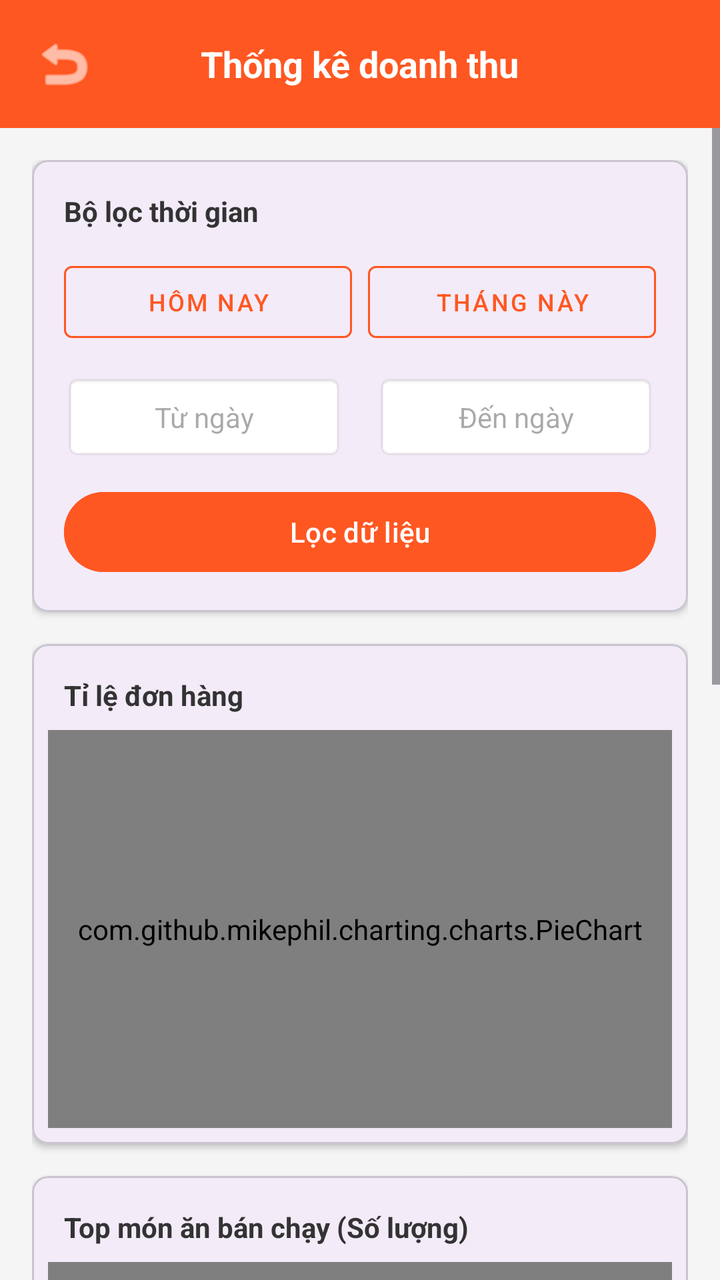
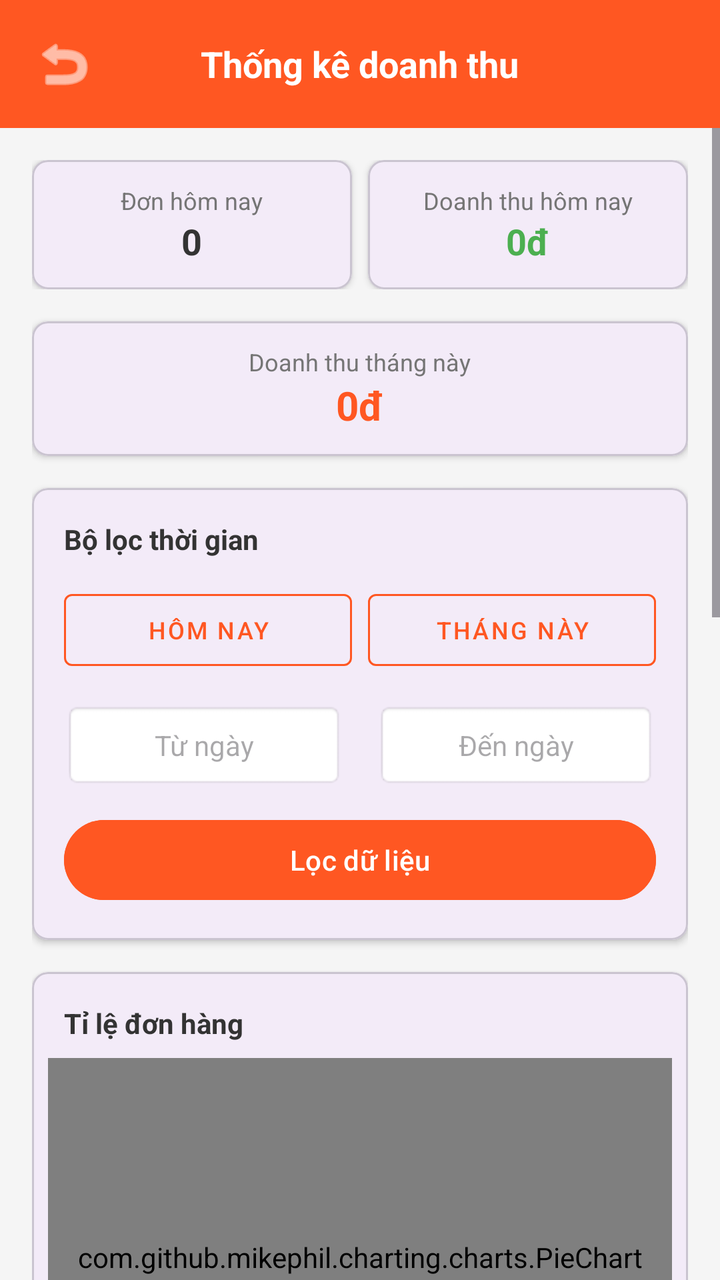

Two renders of the same Android screen: before a commit and after it. Below are the layout's source before the change and the commit's diff.
<!-- AndroidManifest.xml: application theme Theme.LangFood -->
<!-- res/layout/activity_shop_revenue.xml -->
<?xml version="1.0" encoding="utf-8"?>
<LinearLayout xmlns:android="http://schemas.android.com/apk/res/android"
    xmlns:app="http://schemas.android.com/apk/res-auto"
    android:layout_width="match_parent"
    android:layout_height="match_parent"
    android:background="#F5F5F5"
    android:orientation="vertical">

    
    <RelativeLayout
        android:layout_width="match_parent"
        android:layout_height="?attr/actionBarSize"
        android:background="#FF5722"
        android:paddingHorizontal="16dp">

        <ImageView
            android:id="@+id/btnBack"
            android:layout_width="32dp"
            android:layout_height="32dp"
            android:layout_centerVertical="true"
            android:src="@android:drawable/ic_menu_revert"
            app:tint="@color/white" />

        <TextView
            android:layout_width="wrap_content"
            android:layout_height="wrap_content"
            android:layout_centerInParent="true"
            android:text="Thống kê doanh thu"
            android:textColor="@color/white"
            android:textSize="18sp"
            android:textStyle="bold" />
    </RelativeLayout>

    <ScrollView
        android:layout_width="match_parent"
        android:layout_height="match_parent">

        <LinearLayout
            android:layout_width="match_parent"
            android:layout_height="wrap_content"
            android:orientation="vertical"
            android:padding="16dp">

            
            <com.google.android.material.card.MaterialCardView
                android:layout_width="match_parent"
                android:layout_height="wrap_content"
                android:layout_marginBottom="16dp"
                app:cardCornerRadius="8dp"
                app:cardElevation="2dp">
                <LinearLayout
                    android:layout_width="match_parent"
                    android:layout_height="wrap_content"
                    android:orientation="vertical"
                    android:padding="16dp">
                    <TextView
                        android:layout_width="wrap_content"
                        android:layout_height="wrap_content"
                        android:text="Bộ lọc thời gian"
                        android:textStyle="bold"
                        android:textColor="#333333"
                        android:layout_marginBottom="12dp"/>

                    
                    <LinearLayout
                        android:layout_width="match_parent"
                        android:layout_height="wrap_content"
                        android:orientation="horizontal"
                        android:layout_marginBottom="12dp">
                        <Button
                            android:id="@+id/btnTodayQuick"
                            style="@style/Widget.MaterialComponents.Button.OutlinedButton"
                            android:layout_width="0dp"
                            android:layout_height="wrap_content"
                            android:layout_weight="1"
                            android:text="Hôm nay"
                            android:textSize="12sp"
                            android:padding="0dp"
                            app:strokeColor="#FF5722"
                            android:textColor="#FF5722"/>
                        <View
                            android:layout_width="8dp"
                            android:layout_height="1dp"/>
                        <Button
                            android:id="@+id/btnMonthQuick"
                            style="@style/Widget.MaterialComponents.Button.OutlinedButton"
                            android:layout_width="0dp"
                            android:layout_height="wrap_content"
                            android:layout_weight="1"
                            android:text="Tháng này"
                            android:textSize="12sp"
                            android:padding="0dp"
                            app:strokeColor="#FF5722"
                            android:textColor="#FF5722"/>
                    </LinearLayout>

                    <LinearLayout
                        android:layout_width="match_parent"
                        android:layout_height="wrap_content"
                        android:orientation="horizontal">
                        <TextView
                            android:id="@+id/tvStartDate"
                            android:layout_width="0dp"
                            android:layout_height="wrap_content"
                            android:layout_weight="1"
                            android:background="@android:drawable/editbox_background"
                            android:hint="Từ ngày"
                            android:padding="12dp"
                            android:gravity="center"
                            android:clickable="true"
                            android:focusable="true"/>
                        <View
                            android:layout_width="16dp"
                            android:layout_height="1dp"/>
                        <TextView
                            android:id="@+id/tvEndDate"
                            android:layout_width="0dp"
                            android:layout_height="wrap_content"
                            android:layout_weight="1"
                            android:background="@android:drawable/editbox_background"
                            android:hint="Đến ngày"
                            android:padding="12dp"
                            android:gravity="center"
                            android:clickable="true"
                            android:focusable="true"/>
                    </LinearLayout>
                    <Button
                        android:id="@+id/btnFilter"
                        android:layout_width="match_parent"
                        android:layout_height="wrap_content"
                        android:text="Lọc dữ liệu"
                        android:layout_marginTop="12dp"
                        android:backgroundTint="#FF5722"/>
                </LinearLayout>
            </com.google.android.material.card.MaterialCardView>

            
            <com.google.android.material.card.MaterialCardView
                android:layout_width="match_parent"
                android:layout_height="250dp"
                android:layout_marginBottom="16dp"
                app:cardCornerRadius="8dp"
                app:cardElevation="2dp">
                <LinearLayout
                    android:layout_width="match_parent"
                    android:layout_height="match_parent"
                    android:orientation="vertical"
                    android:padding="8dp">
                    <TextView
                        android:layout_width="wrap_content"
                        android:layout_height="wrap_content"
                        android:text="Tỉ lệ đơn hàng"
                        android:textStyle="bold"
                        android:textColor="#333333"
                        android:layout_margin="8dp"/>
                    <com.github.mikephil.charting.charts.PieChart
                        android:id="@+id/pieChart"
                        android:layout_width="match_parent"
                        android:layout_height="match_parent" />
                </LinearLayout>
            </com.google.android.material.card.MaterialCardView>

            
            <com.google.android.material.card.MaterialCardView
                android:layout_width="match_parent"
                android:layout_height="350dp"
                android:layout_marginBottom="16dp"
                app:cardCornerRadius="8dp"
                app:cardElevation="2dp">
                <LinearLayout
                    android:layout_width="match_parent"
                    android:layout_height="match_parent"
                    android:orientation="vertical"
                    android:padding="8dp">
                    <TextView
                        android:layout_width="wrap_content"
                        android:layout_height="wrap_content"
                        android:text="Top món ăn bán chạy (Số lượng)"
                        android:textStyle="bold"
                        android:textColor="#333333"
                        android:layout_margin="8dp"/>
                    <com.github.mikephil.charting.charts.HorizontalBarChart
                        android:id="@+id/barChart"
                        android:layout_width="match_parent"
                        android:layout_height="match_parent" />
                </LinearLayout>
            </com.google.android.material.card.MaterialCardView>

            
            <TextView
                android:layout_width="wrap_content"
                android:layout_height="wrap_content"
                android:text="CHI TIẾT THEO BỘ LỌC"
                android:textColor="#757575"
                android:textSize="12sp"
                android:textStyle="bold"
                android:layout_marginBottom="8dp"/>

            <com.google.android.material.card.MaterialCardView
                android:layout_width="match_parent"
                android:layout_height="wrap_content"
                app:cardCornerRadius="8dp"
                app:cardElevation="2dp">
                <LinearLayout
                    android:layout_width="match_parent"
                    android:layout_height="wrap_content"
                    android:orientation="vertical"
                    android:padding="16dp">

                    <RelativeLayout
                        android:layout_width="match_parent"
                        android:layout_height="wrap_content">
                        <TextView
                            android:layout_width="wrap_content"
                            android:layout_height="wrap_content"
                            android:text="Doanh thu món ăn"
                            android:textColor="#333333"
                            android:textStyle="bold"/>
                        <TextView
                            android:id="@+id/tvFilteredRevenue"
                            android:layout_width="wrap_content"
                            android:layout_height="wrap_content"
                            android:layout_alignParentEnd="true"
                            android:text="0đ"
                            android:textStyle="bold"
                            android:textColor="#4CAF50"
                            android:textSize="16sp"/>
                    </RelativeLayout>

                    <View android:layout_width="match_parent" android:layout_height="1dp" android:background="#EEEEEE" android:layout_marginVertical="12dp"/>

                    <RelativeLayout
                        android:layout_width="match_parent"
                        android:layout_height="wrap_content">
                        <TextView android:layout_width="wrap_content" android:layout_height="wrap_content" android:text="Tổng số đơn hàng" android:textColor="#333333"/>
                        <TextView
                            android:id="@+id/tvFilteredTotalOrders"
                            android:layout_width="wrap_content"
                            android:layout_height="wrap_content"
                            android:layout_alignParentEnd="true"
                            android:text="0"
                            android:textStyle="bold"
                            android:textColor="#333333"/>
                    </RelativeLayout>

                    <View android:layout_width="match_parent" android:layout_height="1dp" android:background="#EEEEEE" android:layout_marginVertical="12dp"/>

                    <RelativeLayout
                        android:layout_width="match_parent"
                        android:layout_height="wrap_content">
                        <TextView android:layout_width="wrap_content" android:layout_height="wrap_content" android:text="Đơn thành công" android:textColor="#333333"/>
                        <TextView
                            android:id="@+id/tvFilteredSuccessOrders"
                            android:layout_width="wrap_content"
                            android:layout_height="wrap_content"
                            android:layout_alignParentEnd="true"
                            android:text="0"
                            android:textStyle="bold"
                            android:textColor="#4CAF50"/>
                    </RelativeLayout>

                    <View android:layout_width="match_parent" android:layout_height="1dp" android:background="#EEEEEE" android:layout_marginVertical="12dp"/>

                    <RelativeLayout
                        android:layout_width="match_parent"
                        android:layout_height="wrap_content">
                        <TextView android:layout_width="wrap_content" android:layout_height="wrap_content" android:text="Đang xử lý" android:textColor="#333333"/>
                        <TextView
                            android:id="@+id/tvFilteredProcessingOrders"
                            android:layout_width="wrap_content"
                            android:layout_height="wrap_content"
                            android:layout_alignParentEnd="true"
                            android:text="0"
                            android:textStyle="bold"
                            android:textColor="#2196F3"/>
                    </RelativeLayout>

                    <View android:layout_width="match_parent" android:layout_height="1dp" android:background="#EEEEEE" android:layout_marginVertical="12dp"/>

                    <RelativeLayout
                        android:layout_width="match_parent"
                        android:layout_height="wrap_content">
                        <TextView android:layout_width="wrap_content" android:layout_height="wrap_content" android:text="Đơn thất bại (Hủy/Từ chối)" android:textColor="#333333"/>
                        <TextView
                            android:id="@+id/tvFilteredFailedOrders"
                            android:layout_width="wrap_content"
                            android:layout_height="wrap_content"
                            android:layout_alignParentEnd="true"
                            android:text="0"
                            android:textStyle="bold"
                            android:textColor="#D32F2F"/>
                    </RelativeLayout>
                </LinearLayout>
            </com.google.android.material.card.MaterialCardView>

            <View android:layout_width="match_parent" android:layout_height="32dp"/>

        </LinearLayout>
    </ScrollView>

</LinearLayout>
<!-- resources referenced by this layout -->
<resources>
  <color name="white">#FFFFFF</color>
  <style name="Theme.LangFood" parent="Base.Theme.LangFood" />
  <style name="Base.Theme.LangFood" parent="Theme.Material3.DayNight.NoActionBar">
          
          
      </style>
</resources>

<!-- the commit's change to res/layout/activity_shop_revenue.xml (unified diff, before → after) -->
@@ -40,6 +40,103 @@
             android:layout_height="wrap_content"
             android:orientation="vertical"
             android:padding="16dp">
+
+            
+            <LinearLayout
+                android:layout_width="match_parent"
+                android:layout_height="wrap_content"
+                android:orientation="horizontal"
+                android:layout_marginBottom="16dp">
+
+                <com.google.android.material.card.MaterialCardView
+                    android:layout_width="0dp"
+                    android:layout_height="wrap_content"
+                    android:layout_weight="1"
+                    app:cardCornerRadius="8dp"
+                    app:cardElevation="2dp">
+                    <LinearLayout
+                        android:layout_width="match_parent"
+                        android:layout_height="wrap_content"
+                        android:orientation="vertical"
+                        android:padding="12dp"
+                        android:gravity="center">
+                        <TextView
+                            android:layout_width="wrap_content"
+                            android:layout_height="wrap_content"
+                            android:text="Đơn hôm nay"
+                            android:textSize="12sp"
+                            android:textColor="#757575"/>
+                        <TextView
+                            android:id="@+id/tvTodayOrders"
+                            android:layout_width="wrap_content"
+                            android:layout_height="wrap_content"
+                            android:text="0"
+                            android:textSize="18sp"
+                            android:textStyle="bold"
+                            android:textColor="#333333"/>
+                    </LinearLayout>
+                </com.google.android.material.card.MaterialCardView>
+
+                <View android:layout_width="8dp" android:layout_height="1dp"/>
+
+                <com.google.android.material.card.MaterialCardView
+                    android:layout_width="0dp"
+                    android:layout_height="wrap_content"
+                    android:layout_weight="1"
+                    app:cardCornerRadius="8dp"
+                    app:cardElevation="2dp">
+                    <LinearLayout
+                        android:layout_width="match_parent"
+                        android:layout_height="wrap_content"
+                        android:orientation="vertical"
+                        android:padding="12dp"
+                        android:gravity="center">
+                        <TextView
+                            android:layout_width="wrap_content"
+                            android:layout_height="wrap_content"
+                            android:text="Doanh thu hôm nay"
+                            android:textSize="12sp"
+                            android:textColor="#757575"/>
+                        <TextView
+                            android:id="@+id/tvTodayRevenue"
+                            android:layout_width="wrap_content"
+                            android:layout_height="wrap_content"
+                            android:text="0đ"
+                            android:textSize="18sp"
+                            android:textStyle="bold"
+                            android:textColor="#4CAF50"/>
+                    </LinearLayout>
+                </com.google.android.material.card.MaterialCardView>
+            </LinearLayout>
+
+            <com.google.android.material.card.MaterialCardView
+                android:layout_width="match_parent"
+                android:layout_height="wrap_content"
+                android:layout_marginBottom="16dp"
+                app:cardCornerRadius="8dp"
+                app:cardElevation="2dp">
+                <LinearLayout
+                    android:layout_width="match_parent"
+                    android:layout_height="wrap_content"
+                    android:orientation="vertical"
+                    android:padding="12dp"
+                    android:gravity="center">
+                    <TextView
+                        android:layout_width="wrap_content"
+                        android:layout_height="wrap_content"
+                        android:text="Doanh thu tháng này"
+                        android:textSize="12sp"
+                        android:textColor="#757575"/>
+                    <TextView
+                        android:id="@+id/tvMonthRevenue"
+                        android:layout_width="wrap_content"
+                        android:layout_height="wrap_content"
+                        android:text="0đ"
+                        android:textSize="20sp"
+                        android:textStyle="bold"
+                        android:textColor="#FF5722"/>
+                </LinearLayout>
+            </com.google.android.material.card.MaterialCardView>
 
             
             <com.google.android.material.card.MaterialCardView
